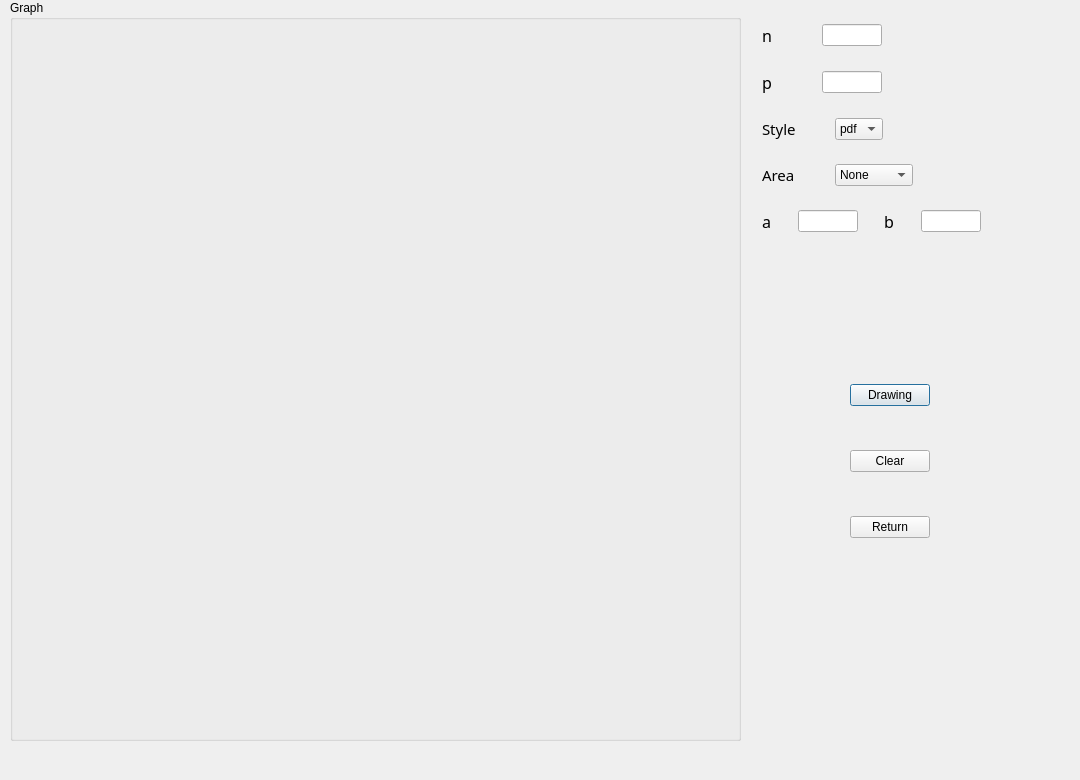
Before: the Qt Designer form uiView/binomialDialog.ui in ShaohuaTong/Verteilung_Analyse, drawn with Qt 5.
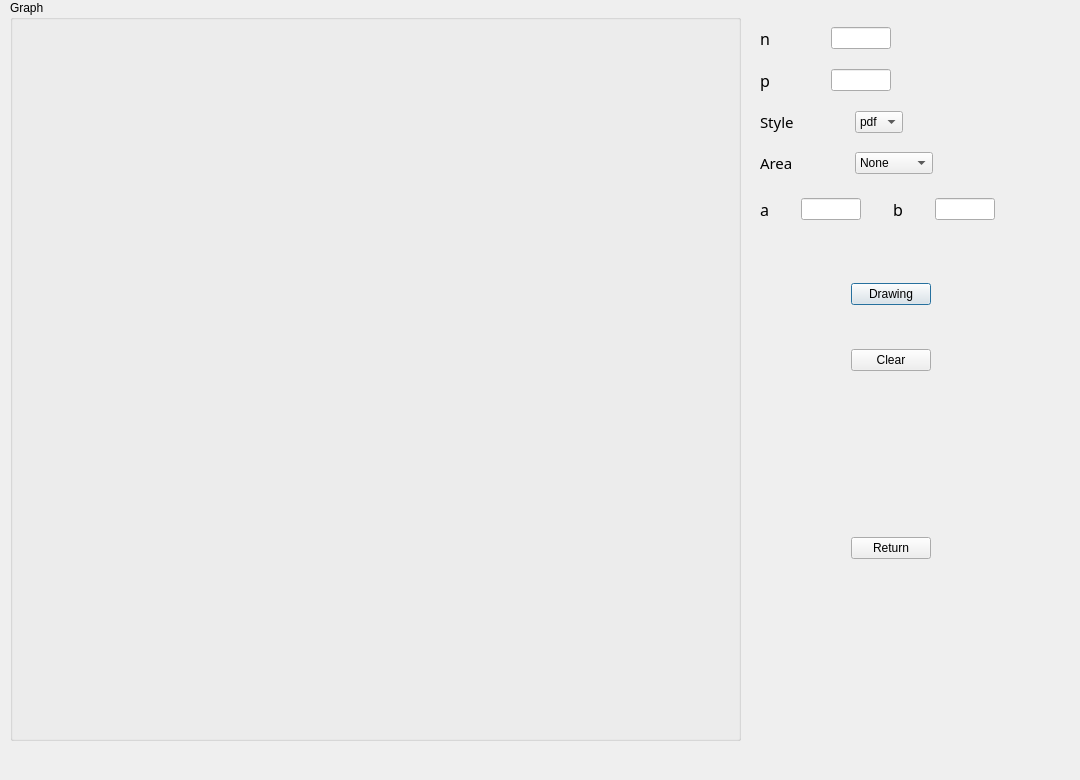
After: the same form once the commit is applied.

Commit message: verbessern binomial

The edit to the form file:
```diff
--- a/uiView/binomialDialog.ui
+++ b/uiView/binomialDialog.ui
@@ -26,19 +26,29 @@
     <string>Graph</string>
    </property>
   </widget>
-  <widget class="QWidget" name="layoutWidget">
+  <widget class="QWidget" name="">
    <property name="geometry">
     <rect>
-     <x>762</x>
-     <y>24</y>
-     <width>239</width>
-     <height>514</height>
+     <x>760</x>
+     <y>27</y>
+     <width>261</width>
+     <height>532</height>
     </rect>
    </property>
+   <layout class="QVBoxLayout" name="verticalLayout_8">
+    <item>
+     <layout class="QVBoxLayout" name="verticalLayout_7">
+      <item>
    <layout class="QVBoxLayout" name="verticalLayout_6">
     <item>
+         <layout class="QVBoxLayout" name="verticalLayout_5">
+          <item>
      <layout class="QVBoxLayout" name="verticalLayout_4">
       <item>
+             <layout class="QVBoxLayout" name="verticalLayout_3">
+              <item>
+               <layout class="QVBoxLayout" name="verticalLayout_2">
+                <item>
        <layout class="QHBoxLayout" name="horizontalLayout_3">
         <item>
          <layout class="QVBoxLayout" name="verticalLayout">
@@ -89,8 +99,8 @@
             </property>
             <property name="sizeHint" stdset="0">
              <size>
-              <width>20</width>
-              <height>18</height>
+                        <width>103</width>
+                        <height>13</height>
              </size>
             </property>
            </spacer>
@@ -159,16 +169,12 @@
         </property>
         <property name="sizeHint" stdset="0">
          <size>
-          <width>20</width>
-          <height>18</height>
+                    <width>232</width>
+                    <height>13</height>
          </size>
         </property>
        </spacer>
       </item>
-      <item>
-       <layout class="QVBoxLayout" name="verticalLayout_3">
-        <item>
-         <layout class="QVBoxLayout" name="verticalLayout_2">
           <item>
            <layout class="QHBoxLayout" name="horizontalLayout_4">
             <item>
@@ -192,7 +198,7 @@
               <property name="sizeHint" stdset="0">
                <size>
                 <width>13</width>
-                <height>18</height>
+                      <height>20</height>
                </size>
               </property>
              </spacer>
@@ -226,6 +232,8 @@
             </item>
            </layout>
           </item>
+               </layout>
+              </item>
           <item>
            <spacer name="verticalSpacer_3">
             <property name="orientation">
@@ -233,8 +241,8 @@
             </property>
             <property name="sizeHint" stdset="0">
              <size>
-              <width>20</width>
-              <height>18</height>
+                  <width>228</width>
+                  <height>13</height>
              </size>
             </property>
            </spacer>
@@ -262,7 +270,7 @@
               <property name="sizeHint" stdset="0">
                <size>
                 <width>13</width>
-                <height>18</height>
+                    <height>20</height>
                </size>
               </property>
              </spacer>
@@ -344,7 +352,7 @@
             <property name="sizeHint" stdset="0">
              <size>
               <width>13</width>
-              <height>18</height>
+                  <height>21</height>
              </size>
             </property>
            </spacer>
@@ -367,7 +375,7 @@
             <property name="sizeHint" stdset="0">
              <size>
               <width>13</width>
-              <height>18</height>
+                  <height>21</height>
              </size>
             </property>
            </spacer>
@@ -393,7 +401,7 @@
             <property name="sizeHint" stdset="0">
              <size>
               <width>13</width>
-              <height>18</height>
+                  <height>21</height>
              </size>
             </property>
            </spacer>
@@ -416,14 +424,34 @@
             <property name="sizeHint" stdset="0">
              <size>
               <width>13</width>
+                  <height>21</height>
+                 </size>
+                </property>
+               </spacer>
+              </item>
+             </layout>
+            </item>
+           </layout>
+          </item>
+          <item>
+           <spacer name="verticalSpacer_8">
+            <property name="orientation">
+             <enum>Qt::Vertical</enum>
+            </property>
+            <property name="sizeHint" stdset="0">
+             <size>
+              <width>234</width>
               <height>18</height>
              </size>
             </property>
            </spacer>
           </item>
-         </layout>
-        </item>
-       </layout>
+          <item>
+           <widget class="QLabel" name="label_area_result">
+            <property name="text">
+             <string/>
+            </property>
+           </widget>
       </item>
      </layout>
     </item>
@@ -434,14 +462,12 @@
       </property>
       <property name="sizeHint" stdset="0">
        <size>
-        <width>20</width>
-        <height>78</height>
+            <width>234</width>
+            <height>18</height>
        </size>
       </property>
      </spacer>
     </item>
-    <item>
-     <layout class="QVBoxLayout" name="verticalLayout_5">
       <item>
        <layout class="QHBoxLayout" name="horizontalLayout_7">
         <item>
@@ -479,6 +505,8 @@
         </item>
        </layout>
       </item>
+       </layout>
+      </item>
       <item>
        <spacer name="verticalSpacer_6">
         <property name="orientation">
@@ -529,6 +557,8 @@
         </item>
        </layout>
       </item>
+     </layout>
+    </item>
       <item>
        <spacer name="verticalSpacer_7">
         <property name="orientation">
@@ -576,8 +606,6 @@
            </size>
           </property>
          </spacer>
-        </item>
-       </layout>
       </item>
      </layout>
     </item>
```
Lines whose indentation alone changed are shown as unchanged. The commit also changes 2 other files.
